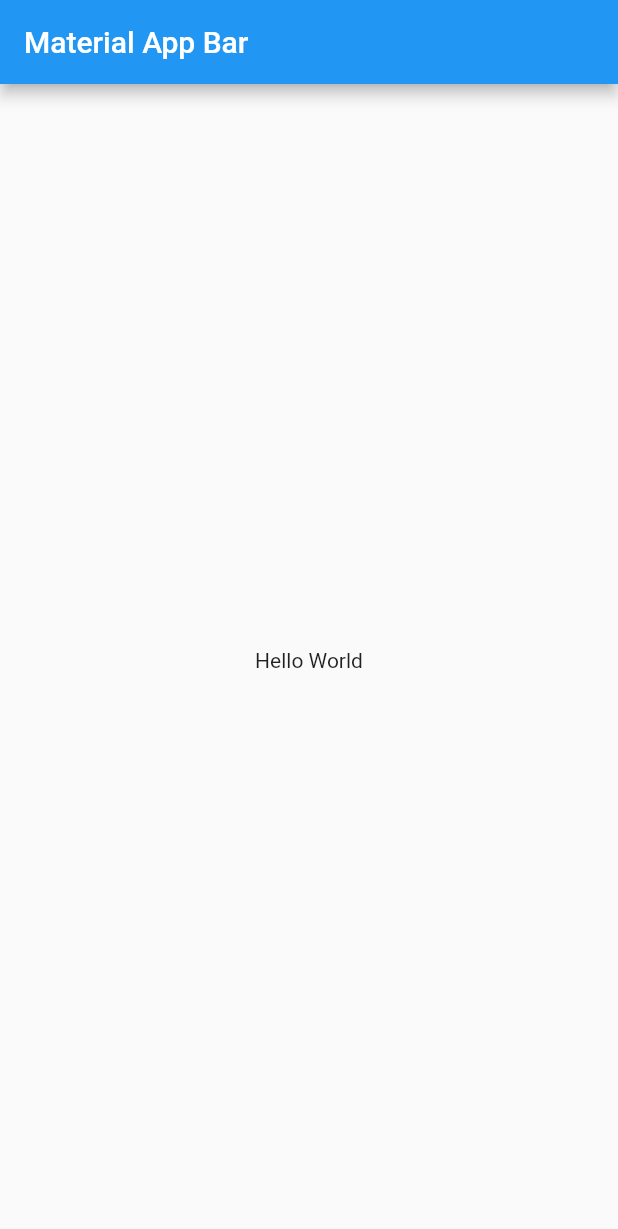
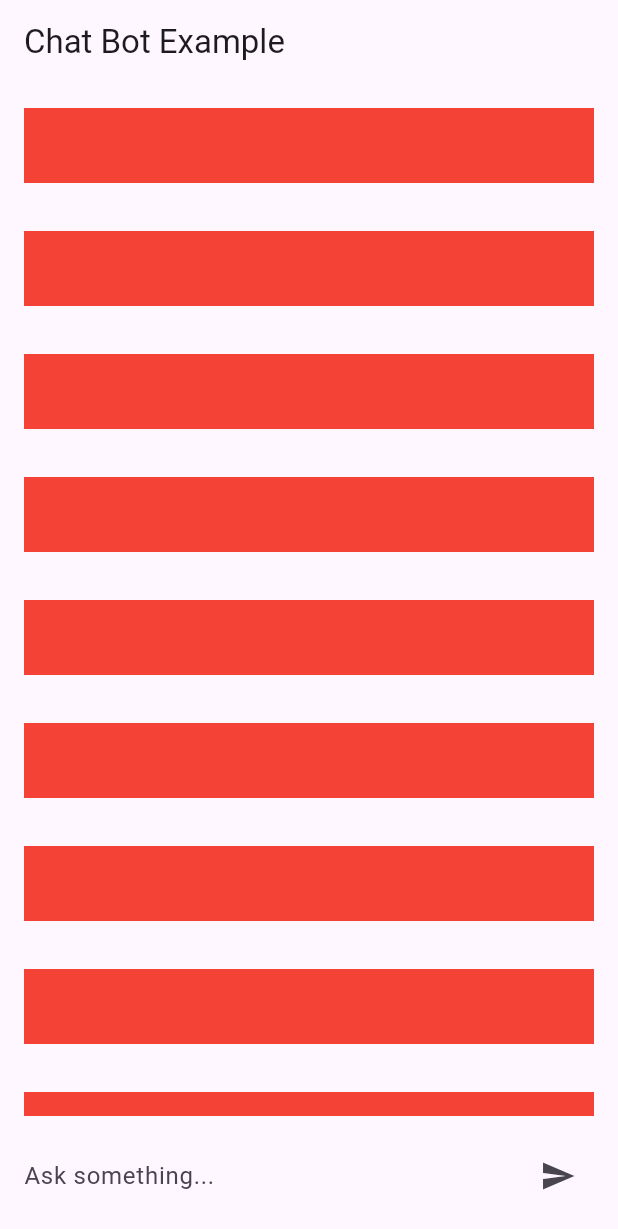
Before and after one commit to AlexDomm2020/BotChatAIEx, a Flutter app: the screen it shows after launch, on a phone screen of 412 x 824 dp. Shown: the top 1229 px of the screen. Run offline on Flutter 3.47's test engine with Material 2 defaults, Android fonts, the light colour scheme and no system bars.

Commit message:
Finished with UI implementation.

```diff
--- /dev/null
+++ b/lib/chat/presentation/screens/chat_screen.dart
@@ -0,0 +1,37 @@
+import 'package:chat_gpt_app/chat/presentation/widgets/textfield_widget.dart';
+import 'package:flutter/material.dart';
+
+import '../widgets/chat_message_widget.dart';
+
+class ChatScreen extends StatelessWidget {
+  ChatScreen({Key? key}) : super(key: key);
+
+  final TextEditingController _textEditingController = TextEditingController();
+  List<ChatMessage> _messages = [];
+
+  @override
+  Widget build(BuildContext context) {
+    return Scaffold(
+      appBar: AppBar(title: const Text("Chat Bot Example")),
+      body: SafeArea(
+        child: Column(
+          children: [
+            Flexible(
+              child: ListView.builder(
+                itemCount: 50,
+                itemBuilder: (context, index) => Padding(
+                  padding: const EdgeInsets.all(16.0),
+                  child: Container(
+                    height: 50,
+                    color: Colors.red,
+                  ),
+                ),
+              ),
+            ),
+            TextFieldWidget(controller: _textEditingController),
+          ],
+        ),
+      ),
+    );
+  }
+}
--- /dev/null
+++ b/lib/chat/presentation/widgets/textfield_widget.dart
@@ -0,0 +1,28 @@
+import 'package:flutter/material.dart';
+
+class TextFieldWidget extends StatelessWidget {
+  const TextFieldWidget({Key? key, required this.controller}) : super(key: key);
+  final TextEditingController controller;
+
+  @override
+  Widget build(BuildContext context) {
+    return Padding(
+      padding: const EdgeInsets.all(16.0),
+      child: Row(
+        children: [
+          Expanded(
+            child: TextField(
+              controller: controller,
+              decoration:
+                  const InputDecoration.collapsed(hintText: "Ask something..."),
+            ),
+          ),
+          IconButton(
+            icon: const Icon(Icons.send),
+            onPressed: () {},
+          ),
+        ],
+      ),
+    );
+  }
+}
--- a/lib/main.dart
+++ b/lib/main.dart
@@ -1,4 +1,6 @@
 import 'package:flutter/material.dart';
+
+import 'chat/presentation/screens/chat_screen.dart';
 
 void main() => runApp(MyApp());
 
@@ -6,17 +8,13 @@ class MyApp extends StatelessWidget {
   @override
   Widget build(BuildContext context) {
     return MaterialApp(
+      theme: ThemeData(
+        primarySwatch: Colors.green,
+        useMaterial3: true,
+      ),
+      debugShowCheckedModeBanner: false,
       title: 'Material App',
-      home: Scaffold(
-        appBar: AppBar(
-          title: Text('Material App Bar'),
-        ),
-        body: Center(
-          child: Container(
-            child: Text('Hello World'),
-          ),
-        ),
-      ),
+      home: ChatScreen(),
     );
   }
 }
--- a/pubspec.yaml
+++ b/pubspec.yaml
@@ -35,6 +35,9 @@ dependencies:
   # The following adds the Cupertino Icons font to your application.
   # Use with the CupertinoIcons class for iOS style icons.
   cupertino_icons: ^1.0.2
+  chat_gpt_sdk:
+    git:
+      url: https://github.com/iampawan/Flutter-ChatGPT.git
 
 dev_dependencies:
   flutter_test:
```
Also changed, not shown: lib/chat/presentation/widgets/chat_message_widget.dart (added, +35 -0 lines), pubspec.lock, 7 other files.
